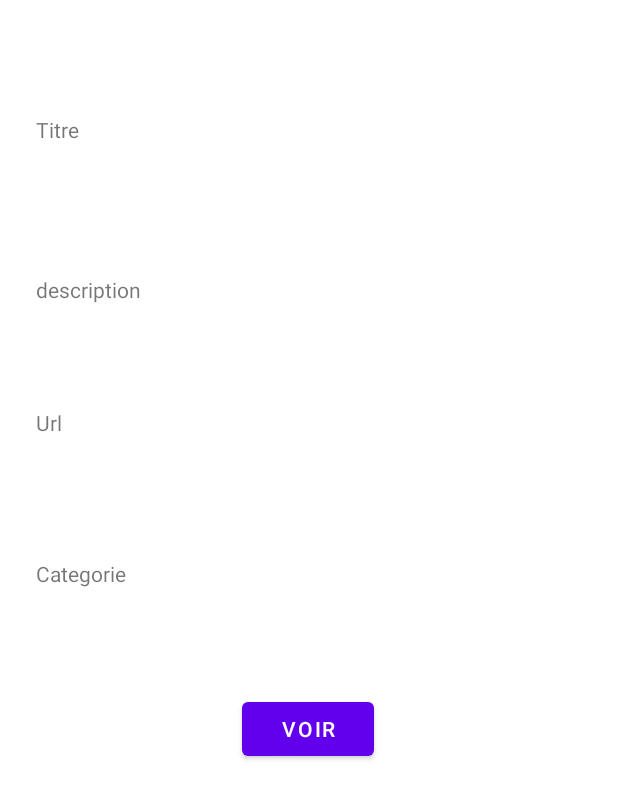
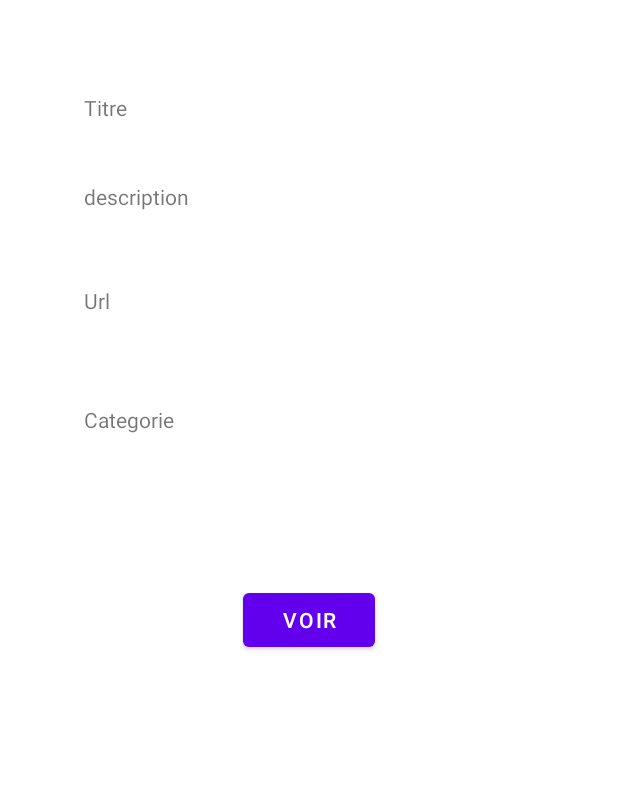
Before and after one commit to ibra-khalilie/bestYoutube, an Android app: the layout activity_detail.xml on its own in the app's theme, with its tools: preview values and no code run, on a phone screen of 412 x 824 dp. Shown: the top 799 px of the screen. Run offline under Robolectric (Android 15) with nearby library versions, the phone set to English and light mode, and no system bars.

Commit message:
DetailActivity fonctionne

```diff
--- a/app/src/main/AndroidManifest.xml
+++ b/app/src/main/AndroidManifest.xml
@@ -12,7 +12,7 @@
         android:theme="@style/Theme.MyBestYoutube"
         tools:targetApi="31">
         <activity
-            android:name=".DetailActivity"
+            android:name=".Vue.DetailActivity"
             android:exported="false" />
         <activity
             android:name=".Vue.AddYoutubeActivity"
--- a/app/src/main/java/com/example/mybestyoutube/Vue/MainActivity.java
+++ b/app/src/main/java/com/example/mybestyoutube/Vue/MainActivity.java
@@ -5,7 +5,6 @@ import androidx.appcompat.app.AppCompatActivity;
 import androidx.recyclerview.widget.LinearLayoutManager;
 import androidx.recyclerview.widget.RecyclerView;
 
-import android.annotation.SuppressLint;
 import android.content.Context;
 import android.content.Intent;
 import android.os.AsyncTask;
@@ -30,7 +29,6 @@ public class MainActivity extends AppCompatActivity {
     private Context context;
 
 
-    @SuppressLint("MissingInflatedId")
     @Override
     protected void onCreate(Bundle savedInstanceState) {
         super.onCreate(savedInstanceState);
@@ -112,7 +110,7 @@ public class MainActivity extends AppCompatActivity {
         @Override
         protected void onPostExecute(List<YoutubeVideo> youtubeVideos) {
 
-            YoutubeAdapter youtubeAdapter = new YoutubeAdapter(youtubeVideos);
+            YoutubeAdapter youtubeAdapter = new YoutubeAdapter(youtubeVideos,context);
             rvMainActivity.setAdapter(youtubeAdapter);
         }
 
--- a/app/src/main/res/layout/activity_detail.xml
+++ b/app/src/main/res/layout/activity_detail.xml
@@ -1,11 +1,22 @@
 <?xml version="1.0" encoding="utf-8"?>
-<androidx.constraintlayout.widget.ConstraintLayout
+<LinearLayout
     xmlns:android="http://schemas.android.com/apk/res/android"
     xmlns:app="http://schemas.android.com/apk/res-auto"
     xmlns:tools="http://schemas.android.com/tools"
     android:layout_width="match_parent"
+    android:orientation="vertical"
     android:layout_height="match_parent"
+    app:cardCornerRadius="10dp"
+    android:layout_margin="12dp"
     tools:context=".Vue.DetailActivity">
+
+
+    <LinearLayout
+        android:orientation="vertical"
+        android:layout_width="match_parent"
+        android:layout_margin="20dp"
+        app:cardCornerRadius="30dp"
+        android:layout_height="wrap_content">
 
         <TextView
             android:id="@+id/detailTitle"
@@ -13,10 +24,8 @@
             android:layout_height="wrap_content"
             android:layout_marginStart="24dp"
             android:text="Titre"
-        app:layout_constraintBottom_toBottomOf="parent"
-        app:layout_constraintStart_toStartOf="parent"
-        app:layout_constraintTop_toTopOf="parent"
-        app:layout_constraintVertical_bias="0.095" />
+            android:layout_marginTop="30dp"
+            />
 
         <TextView
             android:id="@+id/detailDescription"
@@ -24,10 +33,8 @@
             android:layout_height="wrap_content"
             android:layout_marginStart="24dp"
             android:text="description"
-        app:layout_constraintBottom_toBottomOf="parent"
-        app:layout_constraintStart_toStartOf="parent"
-        app:layout_constraintTop_toTopOf="parent"
-        app:layout_constraintVertical_bias="0.228" />
+            android:layout_marginTop="40dp"
+            />
 
         <TextView
             android:id="@+id/detailUrl"
@@ -35,10 +42,8 @@
             android:layout_height="wrap_content"
             android:layout_marginStart="24dp"
             android:text="Url"
-        app:layout_constraintBottom_toBottomOf="parent"
-        app:layout_constraintStart_toStartOf="parent"
-        app:layout_constraintTop_toTopOf="parent"
-        app:layout_constraintVertical_bias="0.338" />
+            android:layout_marginTop="50dp"
+            />
 
         <TextView
             android:id="@+id/detailCategorie"
@@ -46,21 +51,22 @@
             android:layout_height="wrap_content"
             android:layout_marginStart="24dp"
             android:text="Categorie"
-        app:layout_constraintBottom_toBottomOf="parent"
-        app:layout_constraintStart_toStartOf="parent"
-        app:layout_constraintTop_toTopOf="parent"
-        app:layout_constraintVertical_bias="0.463" />
+            android:layout_marginTop="60dp"
+            />
 
         <Button
             android:id="@+id/btnVoir"
             android:layout_width="wrap_content"
             android:layout_height="wrap_content"
             android:text="voir"
-        app:layout_constraintBottom_toBottomOf="parent"
-        app:layout_constraintEnd_toEndOf="parent"
-        app:layout_constraintHorizontal_bias="0.498"
-        app:layout_constraintStart_toStartOf="parent"
-        app:layout_constraintTop_toTopOf="parent"
-        app:layout_constraintVertical_bias="0.595" />
+            android:layout_marginTop="100dp"
+            android:layout_gravity="center"
 
-</androidx.constraintlayout.widget.ConstraintLayout>
+            />
+
+    </LinearLayout>
+
+
+
+
+</LinearLayout>
--- a/app/src/main/res/layout/youtube_item.xml
+++ b/app/src/main/res/layout/youtube_item.xml
@@ -6,6 +6,7 @@
     app:cardCornerRadius="10dp"
     android:layout_margin="12dp"
     android:layout_marginTop="2dp"
+    android:id="@+id/carderView"
     android:layout_height="wrap_content">
 
 
```
Also changed, not shown: app/src/main/java/com/example/mybestyoutube/Adapter/YoutubeAdapter.java (+38 -9 lines), app/src/main/java/com/example/mybestyoutube/Vue/DetailActivity.java (+14 -1 lines). Lines whose indentation alone changed are shown as unchanged.
